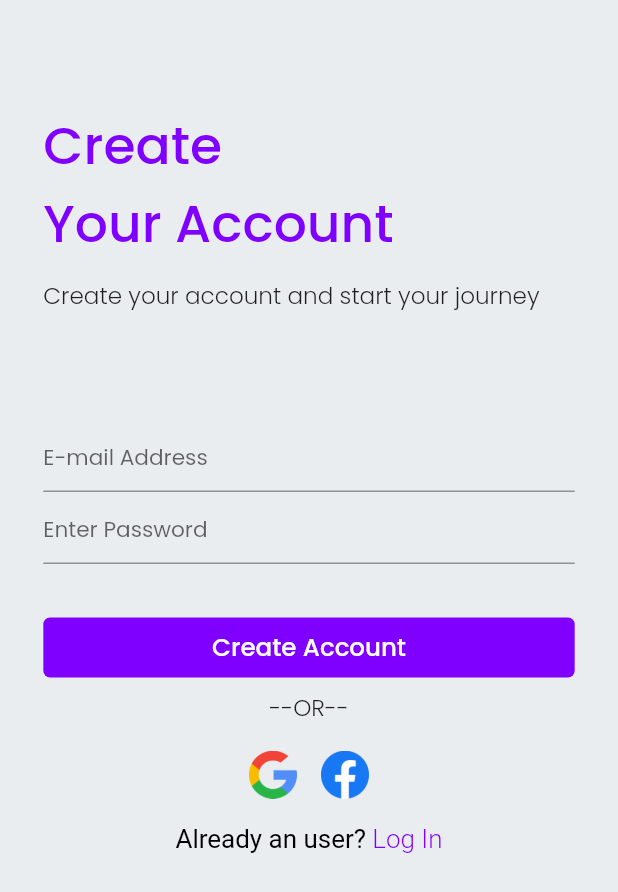
After one commit to Rakibuzzamanakash/flutter-travel-App, a Flutter app: the SignUp screen opened by its route, on a phone screen of 412 x 824 dp. The commit adds this screen. Shown: the top 892 px of the screen. Run offline on Flutter 3.47's test engine with Material 2 defaults, Android fonts, the phone set to English and light mode, and no system bars; our stand-ins replace dots_indicator, flutter_screenutil, get, google_fonts, lottie; project files that could hold a hidden picture were left out.

Commit message:
signUp and signin screen ui complete

```diff
--- a/lib/const/app_colors.dart
+++ b/lib/const/app_colors.dart
@@ -2,4 +2,5 @@ import 'package:flutter/material.dart';
 
 class AppColors{
   static const scaffoldColor =  Color(0xFFE9EDF0);
+  static const violetColor =  Color(0xFF8000FF);
 }
--- a/lib/ui/route/route.dart
+++ b/lib/ui/route/route.dart
@@ -1,9 +1,13 @@
 import 'package:get/get.dart';
+import 'package:travel_app/ui/views/auth/sign_in.dart';
+import 'package:travel_app/ui/views/auth/sign_up.dart';
 import 'package:travel_app/ui/views/onboarding_screen.dart';
 import 'package:travel_app/ui/views/splash_screen.dart';
 
 const String splash = "/splash-screen";
 const String onboarding = "/onboarding-screen";
+const String signup = "/signup-screen";
+const String signin = "/signin-screen";
 
 //control our page routes
 
@@ -11,4 +15,8 @@ List<GetPage> getPages = [
   GetPage(name: splash, page: () => SplashScreen()),
 
   GetPage(name: onboarding, page: () => OnboardingScreen()),
+
+  GetPage(name: signup, page: () => SignUp()),
+
+  GetPage(name: signin, page: () => SignIn()),
 ];
--- a/lib/ui/style/style.dart
+++ b/lib/ui/style/style.dart
@@ -2,6 +2,13 @@ import 'package:flutter/material.dart';
 import 'package:flutter_screenutil/flutter_screenutil.dart';
 
 class AppStyles {
+
   TextStyle myTextStyle =
       TextStyle(fontWeight: FontWeight.w600, fontSize: 20.sp);
+
+  InputDecoration textFieldDecoration(String hint)=>InputDecoration(
+                  hintText: hint,
+                  hintStyle: TextStyle(
+                    fontSize: 15.sp,
+                  ));
 }
--- /dev/null
+++ b/lib/ui/views/auth/sign_up.dart
@@ -0,0 +1,124 @@
+import 'package:flutter/gestures.dart';
+import 'package:flutter/material.dart';
+import 'package:flutter/src/foundation/key.dart';
+import 'package:flutter/src/widgets/framework.dart';
+import 'package:flutter_screenutil/flutter_screenutil.dart';
+import 'package:get/get.dart';
+import 'package:travel_app/const/app_colors.dart';
+import 'package:travel_app/ui/route/route.dart';
+import 'package:travel_app/ui/style/style.dart';
+import 'package:travel_app/ui/widgets/violetButton.dart';
+
+class SignUp extends StatelessWidget {
+  TextEditingController _emailController = TextEditingController();
+  TextEditingController _passwordController = TextEditingController();
+
+  @override
+  Widget build(BuildContext context) {
+    return Scaffold(
+      body: SafeArea(
+        child: Padding(
+          padding: EdgeInsets.only(left: 30.w, right: 30.w, top: 80.h),
+          child: SingleChildScrollView(
+            scrollDirection: Axis.vertical,
+            child: Column(
+              crossAxisAlignment: CrossAxisAlignment.start,
+              children: [
+                Text(
+                  'Create\nYour Account',
+                  style: TextStyle(
+                    fontWeight: FontWeight.w500,
+                    fontSize: 36.sp,
+                    color: AppColors.violetColor,
+                  ),
+                ),
+                SizedBox(
+                  height: 12.h,
+                ),
+                Text(
+                  'Create your account and start your journey',
+                  style: TextStyle(
+                    fontWeight: FontWeight.w300,
+                    fontSize: 16.sp,
+                  ),
+                ),
+                SizedBox(
+                  height: 80.h,
+                ),
+                TextFormField(
+                  controller: _emailController,
+                  keyboardType: TextInputType.emailAddress,
+                  decoration: AppStyles().textFieldDecoration("E-mail Address"),
+                ),
+                TextFormField(
+                  controller: _passwordController,
+                  keyboardType: TextInputType.emailAddress,
+                  decoration: AppStyles().textFieldDecoration("Enter Password"),
+                ),
+                SizedBox(
+                  height: 40.h,
+                ),
+                VioletButton("Create Account"),
+                SizedBox(
+                  height: 10.h,
+                ),
+                Center(
+                  child: Text(
+                    '--OR--',
+                    style: TextStyle(
+                      fontWeight: FontWeight.w300,
+                      fontSize: 16.sp,
+                    ),
+                  ),
+                ),
+                SizedBox(
+                  height: 10.h,
+                ),
+                Row(
+                  mainAxisAlignment: MainAxisAlignment.center,
+                  children: [
+                    IconButton(
+                        onPressed: () {},
+                        icon: Image.asset("assets/icons/googleicon.png")),
+                    SizedBox(
+                      height: 10.h,
+                    ),
+                    IconButton(
+                        onPressed: () {},
+                        icon: Image.asset("assets/icons/facebook 1.png")),
+                  ],
+                ),
+                SizedBox(
+                      height: 10.h,
+                    ),
+                    Center(
+                      child: RichText(
+                        text: TextSpan(
+                          text: "Already an user? ",
+                          style: TextStyle(
+                            fontSize: 18.sp,
+                            color: Colors.black,
+                            fontWeight: FontWeight.w400,
+                          ),
+                          children: [
+                            TextSpan(
+                              text: "Log In",
+                              style: TextStyle(
+                                fontSize: 18.sp,
+                                fontWeight: FontWeight.w300,
+                                color: AppColors.violetColor
+                              ),
+                              recognizer: TapGestureRecognizer()..onTap = () => Get.toNamed(signin),
+                            ),
+                          ]
+                          ),
+                      ),
+                    ),
+              ],
+            ),
+          ),
+        ),
+      ),
+    );
+  }
+}
--- /dev/null
+++ b/lib/ui/widgets/violetButton.dart
@@ -0,0 +1,60 @@
+import 'package:flutter/material.dart';
+import 'package:flutter/src/foundation/key.dart';
+import 'package:flutter/src/widgets/framework.dart';
+import 'package:flutter_screenutil/flutter_screenutil.dart';
+import 'package:get/state_manager.dart';
+import 'package:travel_app/const/app_colors.dart';
+
+class VioletButton extends StatelessWidget {
+  String title;
+  VioletButton(this.title);
+  RxBool _value = false.obs;
+
+  @override
+  Widget build(BuildContext context) {
+    return Obx(() =>InkWell(
+      onTap: () {
+        _value.value = true;
+      },
+      child: Container(
+        height: 45.h,
+        decoration: BoxDecoration(
+          color: AppColors.violetColor,
+          borderRadius: BorderRadius.all(Radius.circular(5.r)),
+        ),
+        child: _value == false
+            ? Center(
+                child: Text(
+                 title,
+                  style: TextStyle(
+                      fontWeight: FontWeight.w500,
+                      color: Colors.white,
+                      fontSize: 17.sp),
+                ),
+              )
+            : Row(
+              mainAxisAlignment: MainAxisAlignment.center,
+                children: [
+                  Text(
+                    "Please Wait",
+                    style: TextStyle(
+                        fontWeight: FontWeight.w500,
+                        color: Colors.white,
+                        fontSize: 17.sp),
+                  ),
+                  SizedBox(
+                    width: 10.w,
+                  ),
+                  Transform.scale(
+                    scale: .5,
+                    child: CircularProgressIndicator(
+                      color: Colors.white,
+                    )
+                    ),
+                ],
+              ),
+      ),
+    )
+   );
+  }
+}
```
Also changed, not shown: lib/ui/views/auth/sign_in.dart (added, +115 -0 lines), lib/ui/views/onboarding_screen.dart (+7 -7 lines), lib/ui/views/splash_screen.dart (+12 -3 lines), assets/icons/facebook 1.png (added), assets/icons/googleicon.png (added).
